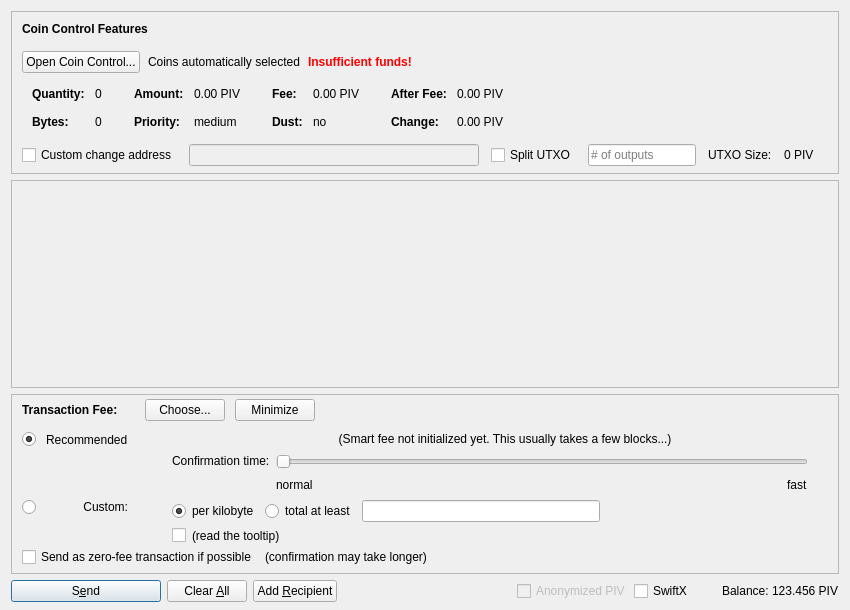
The window that src/qt/forms/sendcoinsdialog.ui (LUX-Core/lux) describes before a commit, drawn with Qt 5.
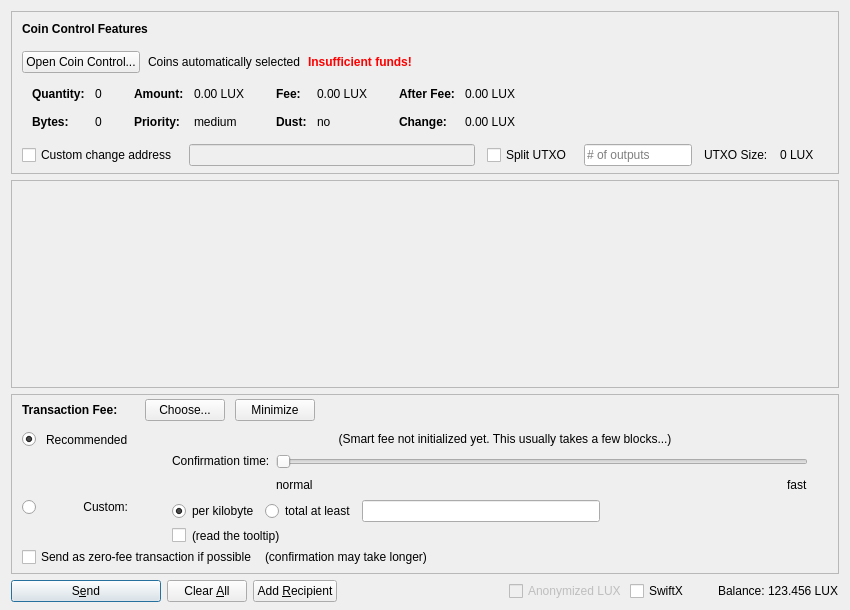
The same window after the commit. Icons and pictures are not drawn. Custom widgets are drawn as their Qt base class.

What changed in the file:
```diff
--- a/src/qt/forms/sendcoinsdialog.ui
+++ b/src/qt/forms/sendcoinsdialog.ui
@@ -324,7 +324,7 @@
                   <enum>Qt::ActionsContextMenu</enum>
                  </property>
                  <property name="text">
-                  <string notr="true">0.00 PIV</string>
+                  <string notr="true">0.00 LUX</string>
                  </property>
                  <property name="textInteractionFlags">
                   <set>Qt::LinksAccessibleByMouse|Qt::TextSelectableByKeyboard|Qt::TextSelectableByMouse</set>
@@ -404,7 +404,7 @@
                   <enum>Qt::ActionsContextMenu</enum>
                  </property>
                  <property name="text">
-                  <string notr="true">0.00 PIV</string>
+                  <string notr="true">0.00 LUX</string>
                  </property>
                  <property name="textInteractionFlags">
                   <set>Qt::LinksAccessibleByMouse|Qt::TextSelectableByKeyboard|Qt::TextSelectableByMouse</set>
@@ -484,7 +484,7 @@
                   <enum>Qt::ActionsContextMenu</enum>
                  </property>
                  <property name="text">
-                  <string notr="true">0.00 PIV</string>
+                  <string notr="true">0.00 LUX</string>
                  </property>
                  <property name="textInteractionFlags">
                   <set>Qt::LinksAccessibleByMouse|Qt::TextSelectableByKeyboard|Qt::TextSelectableByMouse</set>
@@ -513,7 +513,7 @@
                   <enum>Qt::ActionsContextMenu</enum>
                  </property>
                  <property name="text">
-                  <string notr="true">0.00 PIV</string>
+                  <string notr="true">0.00 LUX</string>
                  </property>
                  <property name="textInteractionFlags">
                   <set>Qt::LinksAccessibleByMouse|Qt::TextSelectableByKeyboard|Qt::TextSelectableByMouse</set>
@@ -594,7 +594,7 @@
           <item>
            <widget class="QLabel" name="labelBlockSize">
             <property name="text">
-             <string>0 PIV</string>
+             <string>0 LUX</string>
             </property>
            </widget>
           </item>
@@ -1390,7 +1390,7 @@
           <bool>false</bool>
          </property>
          <property name="text">
-          <string>Anonymized PIV</string>
+          <string>Anonymized LUX</string>
          </property>
         </widget>
        </item>
@@ -1429,7 +1429,7 @@
           <cursorShape>IBeamCursor</cursorShape>
          </property>
          <property name="text">
-          <string notr="true">123.456 PIV</string>
+          <string notr="true">123.456 LUX</string>
          </property>
          <property name="textInteractionFlags">
           <set>Qt::LinksAccessibleByMouse|Qt::TextSelectableByKeyboard|Qt::TextSelectableByMouse</set>
```
Left out of the diff: 6 changed lines with no effect on the pictures.
